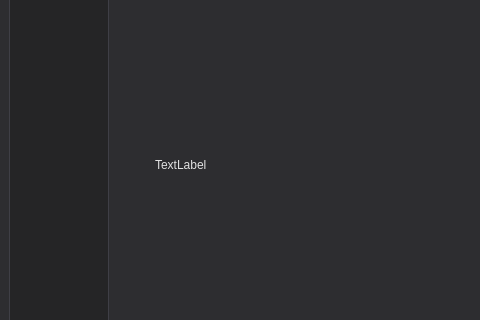
This is mainwindow.ui in exquet/multimedia-viewer as Qt 5 draws it before an edit; both pictures show x 0 to 480 and y 150 to 470 of the 964 by 675 pixel window. The edited form follows.
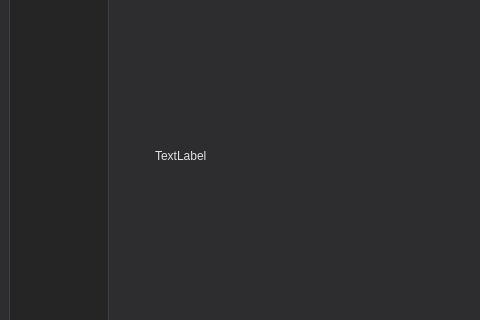
This is the edited form.

Commit message: global bug fix with incorrect image display

Patch:
```diff
--- a/mainwindow.ui
+++ b/mainwindow.ui
@@ -138,7 +138,7 @@
               <x>40</x>
               <y>10</y>
               <width>761</width>
-              <height>480</height>
+              <height>461</height>
              </rect>
             </property>
             <property name="sizePolicy">
```
The commit also changes 2 other files.
